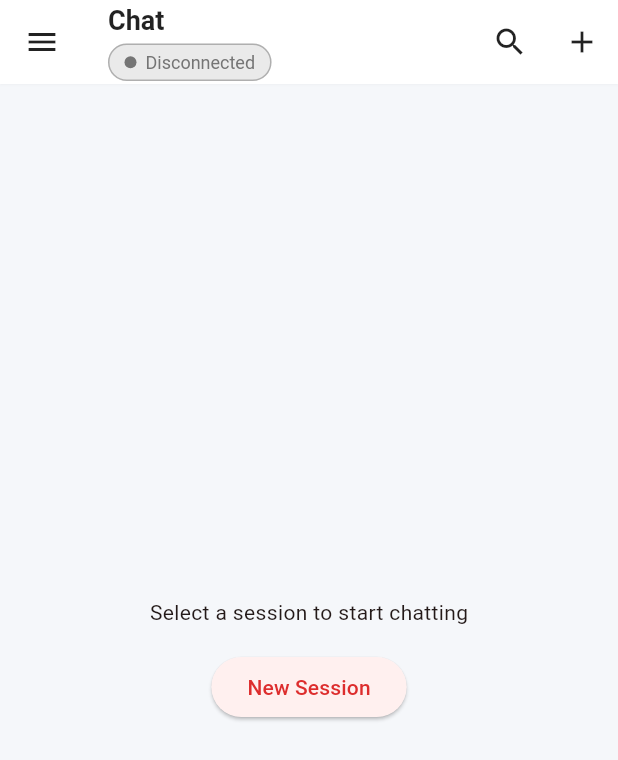
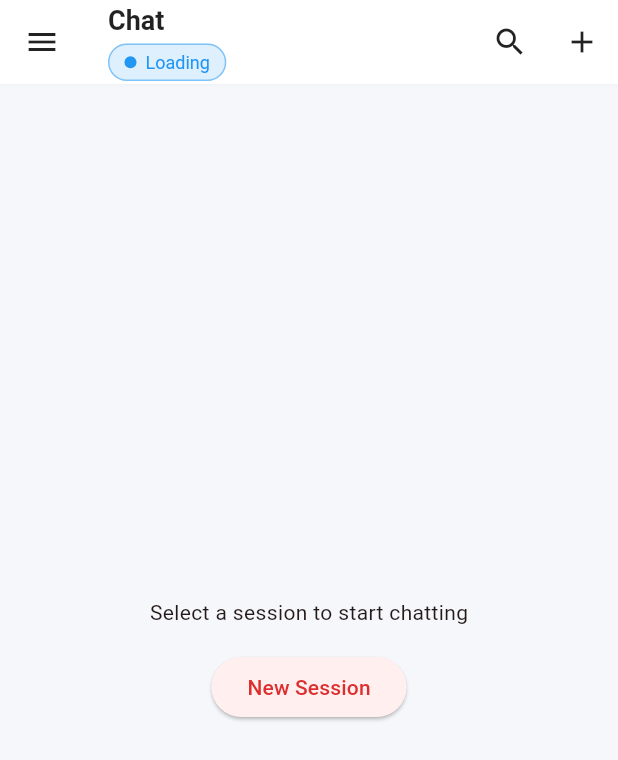
Before and after one commit to MQpeng/claw-chat, a Flutter app: the HomePage screen opened directly, on a phone screen of 412 x 824 dp. Shown: the top 760 px of the screen. Run offline on Flutter 3.47's test engine with Material 3 defaults, Android fonts, the phone set to English and light mode, and no system bars; our stand-ins replace audioplayers, convert, device_info_plus, dio, file_picker, flutter_markdown and 12 more; missing offline and left inert: cryptography, flutter_pdfview, mobile_scanner; accounts and stored records are empty.

Commit message:
fix: always go to home page when config exists even if connection fails - fix opening pairing page every time

```diff
--- a/lib/l10n/app_en.arb
+++ b/lib/l10n/app_en.arb
@@ -81,5 +81,6 @@
   "notConnectedWillOpenOffline": "Not connected. Opening session in offline mode. Will auto-reconnect.",
   "connectionError": "Connection Error",
   "ok": "OK",
-  "reconnect": "Reconnect"
+  "reconnect": "Reconnect",
+  "loading": "Loading"
 }
--- a/lib/l10n/app_zh.arb
+++ b/lib/l10n/app_zh.arb
@@ -81,5 +81,6 @@
   "notConnectedWillOpenOffline": "未连接，将以离线模式打开会话，将自动重连。",
   "connectionError": "连接错误",
   "ok": "确定",
-  "reconnect": "重连"
+  "reconnect": "重连",
+  "loading": "加载中"
 }
--- a/lib/main.dart
+++ b/lib/main.dart
@@ -39,7 +39,9 @@ class ClawChatApp extends ConsumerWidget {
       theme: lightTheme(themeColor),
       darkTheme: darkTheme(themeColor),
       themeMode: themeMode,
-      home: connection.config == null ? const PairingPage() : const HomePage(),
+      home: connection.status == ConnectionStatus.loading
+          ? const Scaffold(body: Center(child: CircularProgressIndicator()))
+          : (connection.config == null ? const PairingPage() : const HomePage()),
     );
   }
 }
--- a/lib/presentation/pages/home_page.dart
+++ b/lib/presentation/pages/home_page.dart
@@ -395,15 +395,18 @@ class _HomePageState extends ConsumerState<HomePage> {
 
   (Color, String) _getStatusInfo(BuildContext context, ConnectionStatus status) {
     final theme = Theme.of(context);
+    final l10n = AppLocalizations.of(context)!;
     switch (status) {
+      case ConnectionStatus.loading:
+        return (Colors.blue, l10n.loading);
       case ConnectionStatus.disconnected:
-        return (Colors.grey[600]!, AppLocalizations.of(context)!.disconnected);
+        return (Colors.grey[600]!, l10n.disconnected);
       case ConnectionStatus.connecting:
-        return (Colors.orange, AppLocalizations.of(context)!.connecting);
+        return (Colors.orange, l10n.connecting);
       case ConnectionStatus.connected:
-        return (Colors.green, AppLocalizations.of(context)!.connected);
+        return (Colors.green, l10n.connected);
       case ConnectionStatus.error:
-        return (Colors.red, AppLocalizations.of(context)!.connectionError);
+        return (Colors.red, l10n.connectionError);
     }
   }
 
--- a/lib/presentation/providers/connection_provider.dart
+++ b/lib/presentation/providers/connection_provider.dart
@@ -7,6 +7,7 @@ import '../../../data/datasource/remote/openclaw_client.dart';
 final connectionProvider = NotifierProvider<ConnectionNotifier, ConnectionState>(ConnectionNotifier.new);
 
 enum ConnectionStatus {
+  loading,
   disconnected,
   connecting,
   connected,
@@ -44,8 +45,9 @@ class ConnectionNotifier extends Notifier<ConnectionState> {
 
   @override
   ConnectionState build() {
+    // Start with loading state while loading saved config
     return ConnectionState(
-      status: ConnectionStatus.disconnected,
+      status: ConnectionStatus.loading,
     );
   }
 
```
